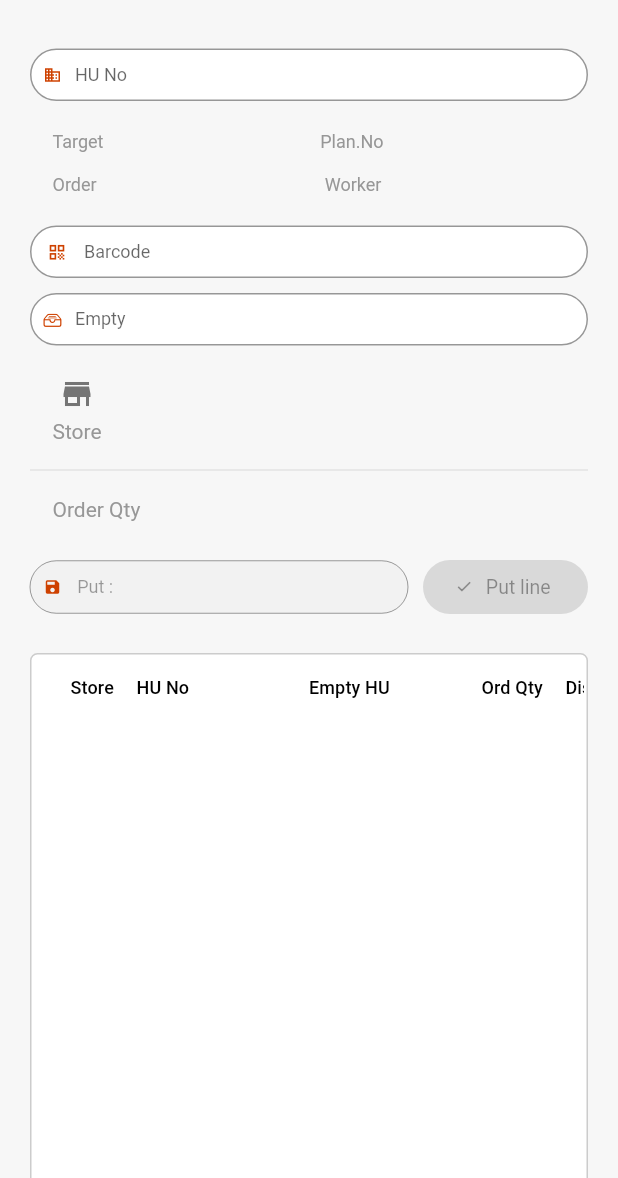
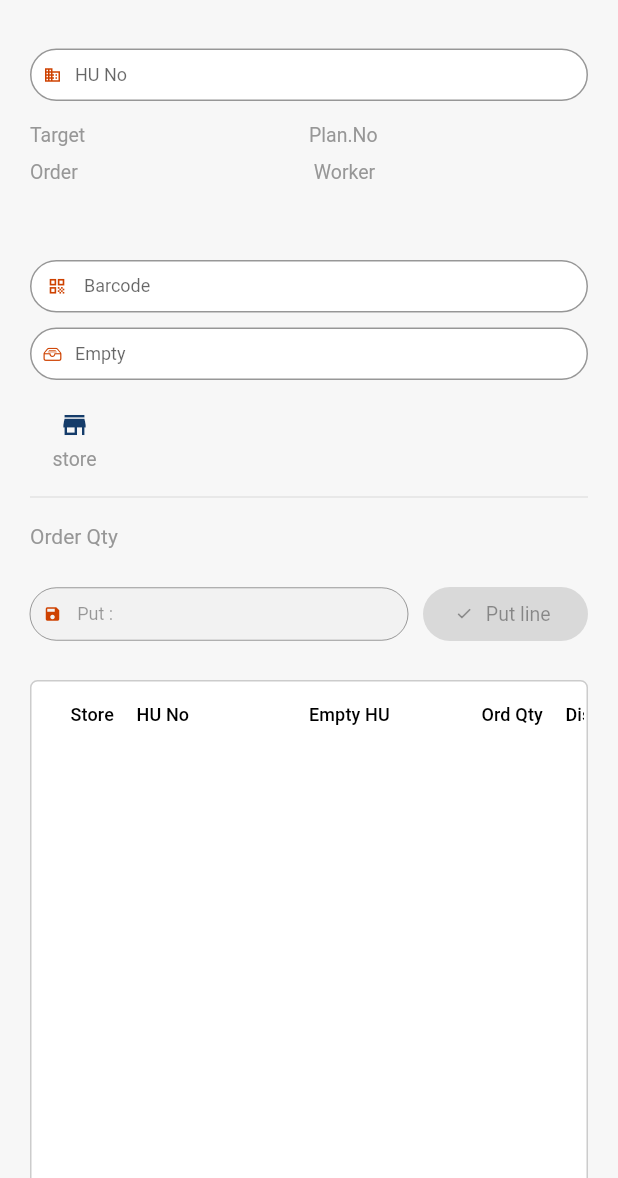
Before and after one commit to narongwi/WMS-BigC, a Flutter app: the DistributeScreen screen opened by its route, after a tap on an icon or button, on a phone screen of 412 x 824 dp, the part 58-1236 px from its top. Run offline on Flutter 3.47's test engine with Material 2 defaults, Android fonts, the phone set to English and light mode, and no system bars; our stand-ins replace fluttertoast, open_file, package_info, permission_handler, progress_dialog, shared_preferences and 1 more; accounts and stored records are empty; project files that could hold a hidden picture were left out.

Commit message:
fix distribute clear screen after put line

```diff
--- a/snaps.wms.pda/PDA/lib/screens/distribution/distribute_screen.dart
+++ b/snaps.wms.pda/PDA/lib/screens/distribution/distribute_screen.dart
@@ -1,3 +1,5 @@
+import 'dart:convert';
+
 import 'package:wms/components/dialogalert_component.dart';
 import 'package:wms/components/dialogconfirm_component.dart';
 import 'package:wms/components/input_decoration.dart';
@@ -80,7 +82,6 @@ class _DistributeScreen extends State<DistributeScreen> {
       if (distinfo.tflow == 'PA') {
         //distinfo = DistrbInfo();
         enableFinish = true;
-
       } else {
         distinfo = DistrbInfo();
         prepdtr = Distribution();
@@ -119,15 +120,20 @@ class _DistributeScreen extends State<DistributeScreen> {
 
         // preperation information and line detail
         final _distinfo = await service.getprep(_prepdtrs.single);
-        final _lines = _distinfo.lines
-            .where((element) => element.qtypuops < element.qtypuorder);
+        final _lines = _distinfo.lines.where((x) => x.qtypuops < x.qtypuorder).toList();
         if (_lines.length == 0) {
-          alert(context, "info", "Information",
-              "This HU has already completed or No data found!");
+          final message = _distinfo.lines.length > 0 ? "This HU has already completed" : "No data found!";
+          alert(context, "info", "Information", message);
           resetScreen();
-          distinfo = _distinfo;
-          prepdtr = _prepdtrs.single;
+          setState(() {
+            distinfo = _distinfo;
+            prepdtr = _prepdtrs.single;
+          });
         } else {
+          _lines.forEach((v) {
+            print(v.toJson());
+          });
+
           setState(() {
             isLoading = false;
             prepdtr = _prepdtrs.single;
@@ -143,7 +149,6 @@ class _DistributeScreen extends State<DistributeScreen> {
             qtyPuController.text = "";
             unitDesc = "";
             emptyInfo = Empty();
-
             // confirm scan product
             barcodeFocusNode.requestFocus();
           });
@@ -164,13 +169,11 @@ class _DistributeScreen extends State<DistributeScreen> {
 
       // get xd preperation info by prep
       final _distinfo = await service.getprep(prepdtr);
-      final _lines = _distinfo.lines
-          .where((element) => element.qtypuops < element.qtypuorder);
+      final _lines = _distinfo.lines.where((element) => element.qtypuops < element.qtypuorder).toList();
       if (_lines.length == 0) {
-        alert(context, "info", "Information",
-            "This HU has already completed or No data found!");
+        // alert(context, "info", "Information", "This HU has already completed or No data found!");
         resetScreen();
-        distinfo = _distinfo;
+        setState(() => distinfo = _distinfo);
       } else {
         // update screen data
         setState(() {
@@ -199,8 +202,7 @@ class _DistributeScreen extends State<DistributeScreen> {
 
       // product is not equal preperation product
       if (_product.article != prepdtr.thcode) {
-        alert(context, "error", "Error",
-            "Not found barcode in this Receive Pallet");
+        alert(context, "error", "Error", "Not found barcode in this Receive Pallet");
 
         // scan product agian
         setState(() => barcodeFocusNode.requestFocus());
@@ -230,8 +232,7 @@ class _DistributeScreen extends State<DistributeScreen> {
 
       //hu empty not found
       if (emptys == null) {
-        alert(context, "warning", "Warning",
-            "Not found this Empty HU / Empty HU not available");
+        alert(context, "warning", "Warning", "Not found this Empty HU / Empty HU not available");
       } else {
         // get preperateion store by empty pallet
         final _distline = distinfo.lines.firstWhere(
@@ -240,8 +241,7 @@ class _DistributeScreen extends State<DistributeScreen> {
         );
 
         if (_distline == null) {
-          alert(context, "warning", "Warning",
-              "Not found this Empty HU / Empty HU not available");
+          alert(context, "warning", "Warning", "Not found this Empty HU / Empty HU not available");
           setState(() => emptyFocusNode.requestFocus());
         } else {
           setState(() {
@@ -303,27 +303,23 @@ class _DistributeScreen extends State<DistributeScreen> {
   }
 
   // finish preperation XD
-  Future<void> finish() async {
+  Future<void> finishDistr() async {
     try {
-      print(distinfo.toJson());
       // check if no scan hu
-      if (distinfo.huno == null) {
+      if (distinfo.prepno == null || distinfo.prepno.isEmpty) {
         alert(context, "error", "Warning", "HU No. Is required");
-        hunoFocusNode.requestFocus();
-      } else if (distline.qtypuorder < int.parse(qtyPuController.text)) {
-        alert(context, "error", "Warning", "Put Over Qty!");
-      } else if (int.parse(qtyPuController.text) == 0) {
-        alert(context, "error", "Warning", "The qty must be greater than 0");
+      } else if (distinfo.lines.where((x) => x.qtypuops < x.qtypuorder).length > 0) {
+        alert(context, "error", "Error", "Pick < Order please try again");
       } else {
         setState(() => isLoading = true);
         // finish preperation and distribute
 
-        await service.finish(distinfo);
-        alert(context, "success", "Information",
-            "Confirm Finished Successfully.");
+        await service.finishDistr(distinfo);
+        alert(context, "success", "Information", "Confirm Finished Successfully.");
 
         setState(() {
           isLoading = false;
+          distinfo.tflow = "ED";
           resetScreen();
         });
       }
@@ -367,6 +363,7 @@ class _DistributeScreen extends State<DistributeScreen> {
     emptyHuController.dispose();
     qtyPuController.dispose();
     qtySkuController.dispose();
+    lines = null;
     // focus
     hunoFocusNode.dispose();
     docknoFocusNode.dispose();
@@ -430,12 +427,13 @@ class _DistributeScreen extends State<DistributeScreen> {
                   children: [
                     Icon(
                       Icons.store,
-                      color: defaultColor,
+                      color: primaryColor,
+                      size: 20,
                     ),
                     SizedBox(
                       height: 5,
                     ),
-                    Text("Store"),
+                    Text("store", style: TextStyle(fontSize: 13)),
                   ],
                 ),
                 SizedBox(
@@ -449,12 +447,12 @@ class _DistributeScreen extends State<DistributeScreen> {
                       style: TextStyle(
                         color: dangerColor,
                         fontWeight: FontWeight.bold,
-                        fontSize: 22,
+                        fontSize: 18,
                       ),
                     ),
                     Text(
                       "${emptyInfo.thname ?? ""}",
-                      style: TextStyle(color: primaryColor, fontSize: 12),
+                      style: TextStyle(color: primaryColor, fontSize: 13),
                     )
                   ],
                 ),
@@ -463,7 +461,7 @@ class _DistributeScreen extends State<DistributeScreen> {
           ),
           Divider(),
           Padding(
-            padding: const EdgeInsets.symmetric(horizontal: 15, vertical: 10),
+            padding: const EdgeInsets.symmetric(vertical: 10),
             child: Row(
               mainAxisAlignment: MainAxisAlignment.spaceBetween,
               crossAxisAlignment: CrossAxisAlignment.center,
@@ -476,8 +474,7 @@ class _DistributeScreen extends State<DistributeScreen> {
                     fontWeight: FontWeight.bold,
                   ),
                 ),
-                Text("${unitDesc ?? ""}",
-                    style: TextStyle(color: primaryColor, fontSize: 12)),
+                Text("${unitDesc ?? ""}", style: TextStyle(color: primaryColor, fontSize: 12)),
               ],
             ),
           ),
@@ -525,16 +522,17 @@ class _DistributeScreen extends State<DistributeScreen> {
       ),
     );
     var productName = Padding(
-      padding: EdgeInsets.only(left: 15, top: 10),
+      padding: EdgeInsets.only(top: 5),
       child: Column(
         crossAxisAlignment: CrossAxisAlignment.start,
         children: [
           Row(
             children: [
-              Expanded(
+              SizedBox(
+                width: 80,
                 child: Text(
                   "Target ",
-                  style: TextStyle(fontSize: 12, color: secondaryColor),
+                  style: TextStyle(fontSize: 13, color: secondaryColor),
                 ),
               ),
               Expanded(
@@ -543,52 +541,59 @@ class _DistributeScreen extends State<DistributeScreen> {
                   style: TextStyle(fontSize: 13, color: dangerColor),
                 ),
               ),
-              Expanded(
+              SizedBox(
+                width: 80,
                 child: Text(
                   "Plan.No ",
-                  style: TextStyle(fontSize: 12, color: secondaryColor),
+                  style: TextStyle(fontSize: 13, color: secondaryColor),
                 ),
               ),
               Expanded(
                 child: Text(
                   "${prepdtr.prepno ?? ""}",
-                  style: TextStyle(fontSize: 12, color: dangerColor),
+                  style: TextStyle(fontSize: 13, color: dangerColor),
                 ),
               ),
             ],
           ),
-          Text(
-            "${prepdtr.thcode ?? ""} ${prepdtr.thname ?? ""}",
-            style: TextStyle(fontSize: 12, color: Colors.blue),
-          ),
+          SizedBox(height: 10),
           Row(
             mainAxisAlignment: MainAxisAlignment.start,
             children: [
               Expanded(
                 child: Text(
                   "Order ",
-                  style: TextStyle(fontSize: 12, color: secondaryColor),
+                  style: TextStyle(fontSize: 13, color: secondaryColor),
                 ),
               ),
               Expanded(
                 child: Text(
                   "${prepdtr.routeno ?? ""}",
-                  style: TextStyle(fontSize: 12, color: dangerColor),
+                  style: TextStyle(fontSize: 13, color: dangerColor),
                 ),
               ),
               Expanded(
                 child: Text(
                   " Worker ",
-                  style: TextStyle(fontSize: 12, color: secondaryColor),
+                  style: TextStyle(fontSize: 13, color: secondaryColor),
                 ),
               ),
               Expanded(
                 child: Text(
                   "${prepdtr.picker ?? ""}",
-                  style: TextStyle(fontSize: 12, color: dangerColor),
+                  style: TextStyle(fontSize: 13, color: dangerColor),
                 ),
               ),
             ],
+          ),
+          Padding(
+            padding: const EdgeInsets.symmetric(vertical: 8),
+            child: Row(
+              children: [
+                SizedBox(width: 80, child: Text("${prepdtr.thcode ?? ""}", style: TextStyle(fontSize: 13, color: dangerColor))),
+                Expanded(child: Text("${prepdtr.thname ?? ""}", style: TextStyle(fontSize: 13, color: primaryColor))),
+              ],
+            ),
           ),
         ],
       ),
@@ -648,8 +653,7 @@ class _DistributeScreen extends State<DistributeScreen> {
                   await scanEmpty(value);
                 }
               },
-              decoration:
-                  Txtheme.deco(icon: CupertinoIcons.tray_full, label: "Empty "),
+              decoration: Txtheme.deco(icon: CupertinoIcons.tray_full, label: "Empty "),
             ),
           ),
         ],
@@ -677,11 +681,7 @@ class _DistributeScreen extends State<DistributeScreen> {
                 builder: (BuildContext context) => conf,
               );
             },
-            decoration: Txtheme.deco(
-                icon: Icons.save,
-                label: "Put : ",
-                suffix: unitDesc,
-                enabled: enablePutline),
+            decoration: Txtheme.deco(icon: Icons.save, label: "Put : ", suffix: unitDesc, enabled: enablePutline),
           ),
         ),
         SizedBox(width: 10),
@@ -766,7 +766,7 @@ class _DistributeScreen extends State<DistributeScreen> {
                       var conf = DialogConfirm(
                         title: "Finish",
                         content: "Do you confirm to end preparation ?",
-                        onYes: () async => await finish(),
+                        onYes: () async => await finishDistr(),
                         onNo: () {},
                       );
 
@@ -876,8 +876,7 @@ class _DistributeScreen extends State<DistributeScreen> {
         child: SingleChildScrollView(
           child: Container(
             padding: const EdgeInsets.only(left: 20, right: 20, bottom: 30),
-            child:
-                Column(crossAxisAlignment: CrossAxisAlignment.start, children: [
+            child: Column(crossAxisAlignment: CrossAxisAlignment.start, children: [
               SizedBox(height: 15),
               huTextField,
               SizedBox(height: 10),
@@ -886,26 +885,6 @@ class _DistributeScreen extends State<DistributeScreen> {
               barcodeTextField,
               SizedBox(height: 10),
               emptyTextField,
-              // Container(
-              //   child: Row(
-              //     mainAxisAlignment: MainAxisAlignment.start,
-              //     crossAxisAlignment: CrossAxisAlignment.start,
-              //     children: [
-              //       emptyTextField,
-              //       IconButton(
-              //         icon: const Icon(Icons.run_circle, color: dangerColor),
-              //         onPressed: () => {
-              //           alert(
-              //             context,
-              //             "success",
-              //             "Information",
-              //             "HU Empty has Generated!",
-              //           )
-              //         },
-              //       ),
-              //     ],
-              //   ),
-              // ),
               SizedBox(height: 10),
               workingStore,
               SizedBox(height: 10),
--- a/snaps.wms.pda/PDA/pubspec.yaml
+++ b/snaps.wms.pda/PDA/pubspec.yaml
@@ -15,7 +15,7 @@ publish_to: 'none' # Remove this line if you wish to publish to pub.dev
 # In iOS, build-name is used as CFBundleShortVersionString while build-number used as CFBundleVersion.
 # Read more about iOS versioning at
 # https://developer.apple.com/library/archive/documentation/General/Reference/InfoPlistKeyReference/Articles/CoreFoundationKeys.html
-version: 1.0.3+1
+version: 1.0.4+1
 
 environment:
   sdk: ">=2.7.0 <3.0.0"
```
Also changed, not shown: snaps.wms.pda/PDA/lib/screens/distribution/models/prepdistribute_model.dart (+27 -84 lines), snaps.wms.pda/PDA/lib/screens/distribution/serivces/distribute_services.dart (+14 -15 lines), snaps.wms.pda/PDA/pubspec.lock.
